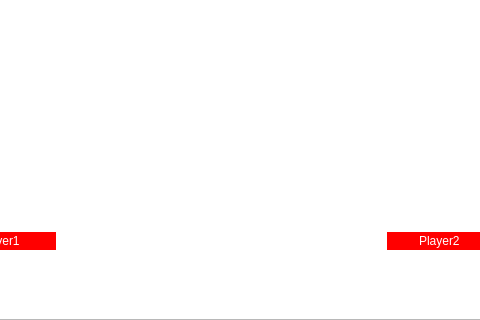
AlexandraZiver/Course-Project, file authentication.ui: the form before one commit; both pictures show x 175 to 655 and y 280 to 600 of the 800 by 600 pixel window.
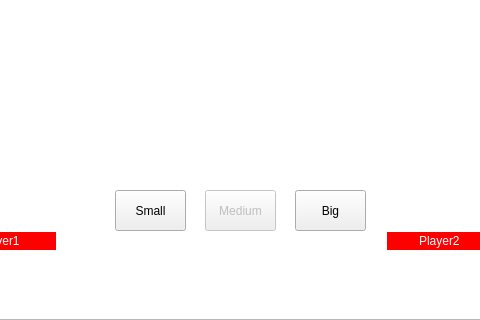
The form after the commit. Icons and pictures are not drawn.

What changed in the file:
```diff
--- a/authentication.ui
+++ b/authentication.ui
@@ -234,6 +234,48 @@
     <string>Player2</string>
    </property>
   </widget>
+  <widget class="QPushButton" name="pushBtnSizeSmall">
+   <property name="geometry">
+    <rect>
+     <x>290</x>
+     <y>470</y>
+     <width>71</width>
+     <height>41</height>
+    </rect>
+   </property>
+   <property name="text">
+    <string>Small</string>
+   </property>
+  </widget>
+  <widget class="QPushButton" name="pushBtnSizeMed">
+   <property name="enabled">
+    <bool>false</bool>
+   </property>
+   <property name="geometry">
+    <rect>
+     <x>380</x>
+     <y>470</y>
+     <width>71</width>
+     <height>41</height>
+    </rect>
+   </property>
+   <property name="text">
+    <string>Medium</string>
+   </property>
+  </widget>
+  <widget class="QPushButton" name="pushBtnSizeBig">
+   <property name="geometry">
+    <rect>
+     <x>470</x>
+     <y>470</y>
+     <width>71</width>
+     <height>41</height>
+    </rect>
+   </property>
+   <property name="text">
+    <string>Big</string>
+   </property>
+  </widget>
  </widget>
  <resources>
   <include location="resources.qrc"/>
```
